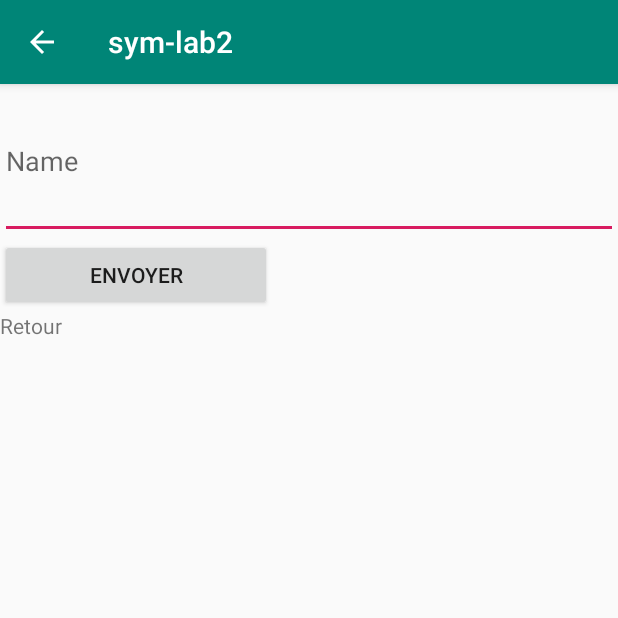
After one commit to Robel-T/sym-lab2, an Android app: the DelayedActivity screen opened directly, with no data from a screen before it, on a phone screen of 412 x 824 dp, the top half of it. The commit adds this screen. Run offline under Robolectric (Android 15) with nearby library versions, the phone set to English and light mode, and no system bars.

Commit message:
delayedactiviti

```diff
--- /dev/null
+++ b/app/src/main/java/com/example/sym_lab2/DelayedActivity.java
@@ -0,0 +1,92 @@
+package com.example.sym_lab2;
+
+
+import android.content.Context;
+import android.net.ConnectivityManager;
+import android.net.NetworkInfo;
+import android.os.Bundle;
+import android.util.Log;
+import android.widget.Button;
+import android.widget.EditText;
+import android.widget.TextView;
+
+import java.lang.reflect.Array;
+import java.util.ArrayList;
+import java.util.HashMap;
+import java.util.LinkedList;
+import java.util.Map;
+import java.util.Set;
+
+import androidx.appcompat.app.AppCompatActivity;
+
+
+public class DelayedActivity extends AppCompatActivity {
+
+    private EditText editText;
+    private TextView return_server;
+    private ArrayList<String[]> waiting_requests;
+
+    SymComManager scm = new SymComManager();
+
+
+    @Override
+    protected void onCreate(Bundle savedInstanceState) {
+        super.onCreate(savedInstanceState);
+
+
+        setContentView(R.layout.delayed_activity_layout);
+
+        editText = findViewById(R.id.testSend);
+        return_server = findViewById(R.id.return_server);
+        // quitter
+        Button btn = findViewById(R.id.btn_send);
+        btn.setOnClickListener((v) -> {
+
+            try {
+
+                String requestBody = editText.getText().toString();
+                String address = "http://sym.iict.ch/rest/txt";
+                String headersContent = "Content-Type";
+                String headersType = "text/plain";
+                // ServerRequest serverRequest = new ServerRequest(request,address,headers);
+
+                String[] request = {address, requestBody, headersContent, headersType};
+
+                while (true) {
+                    Log.w("BOUCLE", "entering");
+                    if (isNetworkAvailable(this)) {
+                        Log.w("BOUCLE", "reseau active");
+
+                        if (waiting_requests.isEmpty()) {
+                            Log.w("BOUCLE", "requete simple");
+                            scm.sendRequest(request);
+                        } else {
+                            Log.w("BOUCLE", "il y a requetes: " + waiting_requests.size());
+                            for (String[] waiting : waiting_requests) {
+                                Log.w("BOUCLE", "requete buffer");
+                                scm.sendRequest(waiting);
+                            }
+                        }
+                        break;
+                    } else {
+                        Log.w("BOUCLE", "reseau desactive, ++ buffer");
+                        waiting_requests.add(request);
+                    }
+                }
+            } catch (Exception e) {
+                e.printStackTrace();
+            }
+
+        });
+
+    }
+
+    private boolean isNetworkAvailable(Context ctx) {
+        ConnectivityManager connectivityManager
+                = (ConnectivityManager) ctx.getSystemService(Context.CONNECTIVITY_SERVICE);
+        NetworkInfo activeNetworkInfo = connectivityManager.getActiveNetworkInfo();
+        return activeNetworkInfo != null && activeNetworkInfo.isConnected();
+    }
+
+
+}
--- /dev/null
+++ b/app/src/main/res/layout/delayed_activity_layout.xml
@@ -0,0 +1,26 @@
+<?xml version="1.0" encoding="utf-8"?>
+<LinearLayout xmlns:android="http://schemas.android.com/apk/res/android"
+    android:layout_width="match_parent"
+    android:layout_height="match_parent"
+    android:orientation="vertical">
+
+    <EditText
+        android:id="@+id/testSend"
+        android:layout_width="match_parent"
+        android:layout_height="103dp"
+        android:ems="10"
+        android:hint="Name" />
+
+    <Button
+        android:id="@+id/btn_send"
+        android:layout_width="181dp"
+        android:layout_height="wrap_content"
+        android:gravity="center"
+        android:text="Envoyer" />
+
+    <TextView
+        android:id="@+id/return_server"
+        android:layout_width="match_parent"
+        android:layout_height="78dp"
+        android:text="Retour" />
+</LinearLayout>
```
Also changed, not shown: app/src/main/AndroidManifest.xml (+9 -0 lines), app/src/main/java/com/example/sym_lab2/AsynchroneActivity.java (+6 -6 lines), app/src/main/java/com/example/sym_lab2/MainActivity.java (+6 -2 lines), app/src/main/java/com/example/sym_lab2/ServerRequest.java (added, +32 -0 lines), app/src/main/java/com/example/sym_lab2/SymComManager.java (+5 -6 lines).
